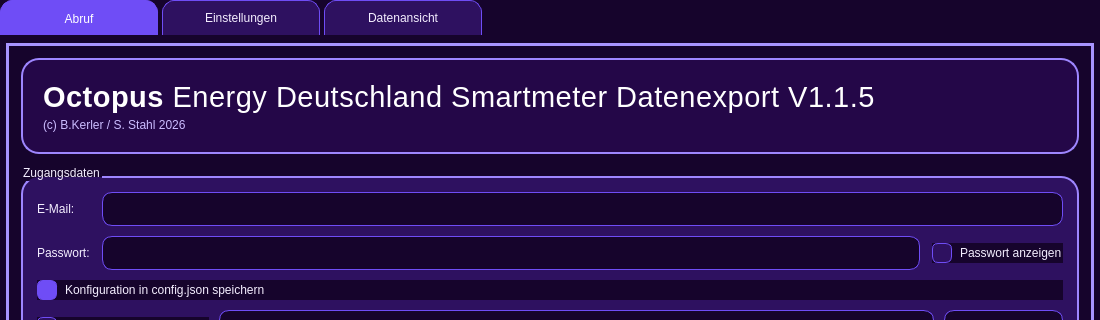
Above: octopusdetool/octopusdetool_gui.ui from bkerler/octopusdetool before the change; both pictures show x 0 to 1100 and y 0 to 320 of the 1100 by 860 pixel window. Below: the same form after it.
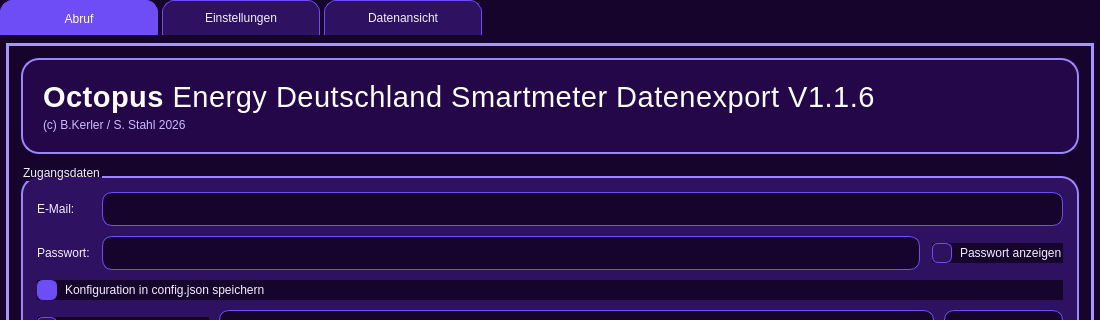
That is the form after the change.

Commit message: Get smartmeter readings from api and add timezone support

Patch:
```diff
--- a/octopusdetool/octopusdetool_gui.ui
+++ b/octopusdetool/octopusdetool_gui.ui
@@ -494,7 +494,7 @@
               <item>
                <widget class="QLabel" name="heroTitleLabel">
                 <property name="text">
-                 <string>&lt;html&gt;&lt;head/&gt;&lt;body&gt;&lt;p&gt;&lt;span style=&quot;font-family:'Ubuntu Sans'; font-size:22pt; font-weight:700; color:#ffffff;&quot;&gt;Octopus&lt;/span&gt;&lt;span style=&quot;font-family:'Ubuntu Sans'; font-size:22pt; font-weight:300; color:#ffffff;&quot;&gt; Energy Deutschland Smartmeter Datenexport V1.1.5&lt;/span&gt;&lt;/p&gt;&lt;/body&gt;&lt;/html&gt;</string>
+                 <string>&lt;html&gt;&lt;head/&gt;&lt;body&gt;&lt;p&gt;&lt;span style=&quot;font-family:'Ubuntu Sans'; font-size:22pt; font-weight:700; color:#ffffff;&quot;&gt;Octopus&lt;/span&gt;&lt;span style=&quot;font-family:'Ubuntu Sans'; font-size:22pt; font-weight:300; color:#ffffff;&quot;&gt; Energy Deutschland Smartmeter Datenexport V1.1.6&lt;/span&gt;&lt;/p&gt;&lt;/body&gt;&lt;/html&gt;</string>
                 </property>
                 <property name="wordWrap">
                  <bool>true</bool>
```
Left out of the diff: 2 changed lines with no effect on the pictures. The commit also changes 4 other files.
